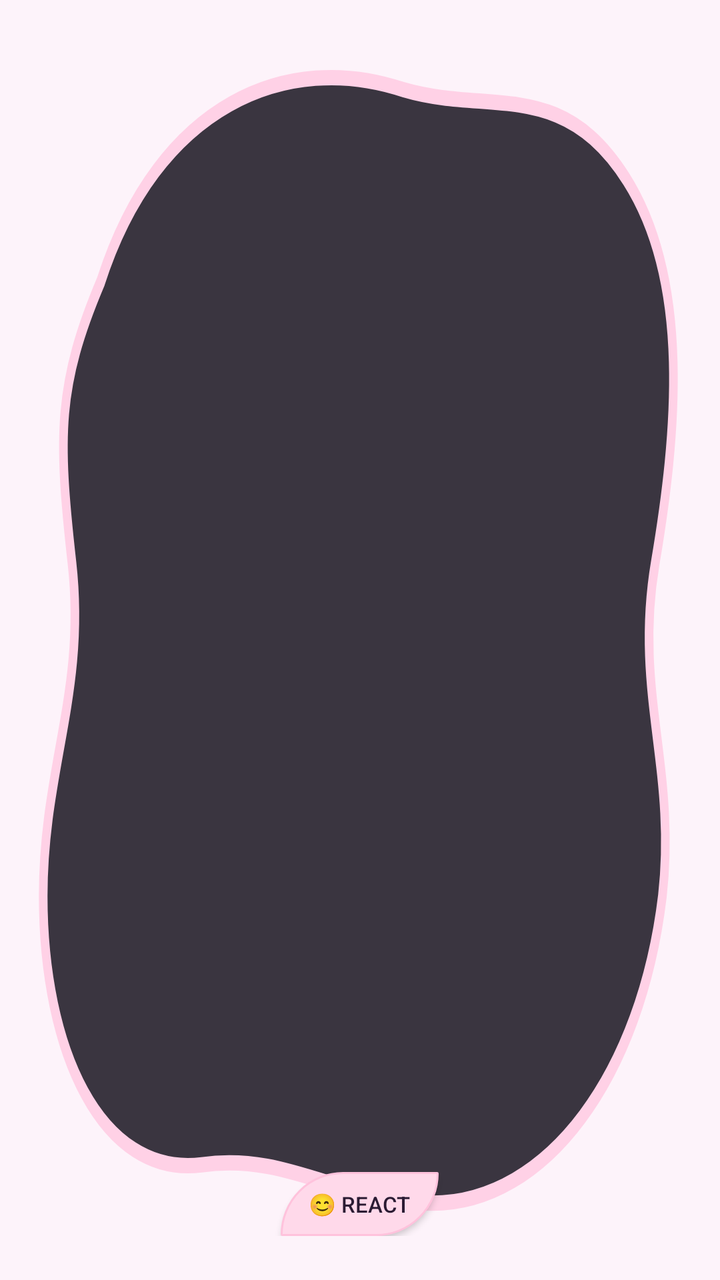
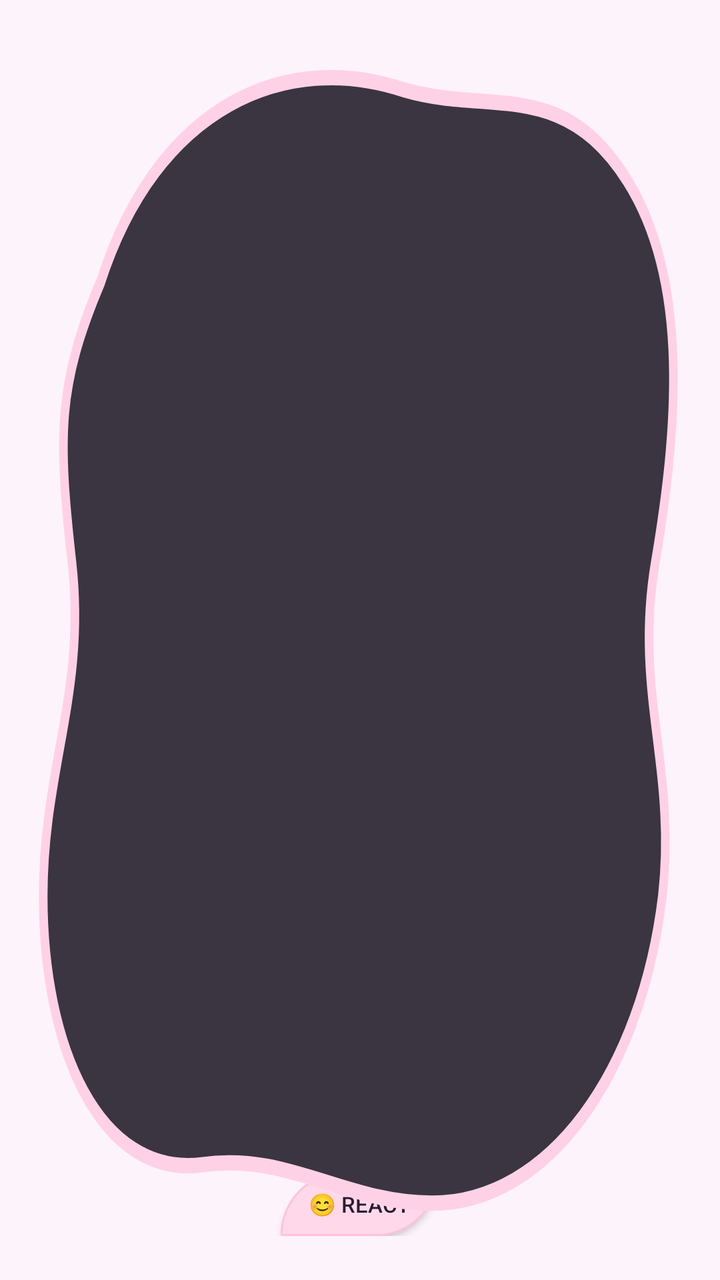

Before-and-after screenshots of an Android layout around one commit, followed by the original layout XML and the change that was made.
<!-- AndroidManifest.xml: application theme Theme.Glimpse -->
<!-- res/layout/widget_shaped_message.xml -->
<?xml version="1.0" encoding="utf-8"?>
<RelativeLayout
    xmlns:android="http://schemas.android.com/apk/res/android"
    android:layout_width="match_parent"
    android:layout_height="match_parent">

    <ImageView
        android:layout_width="match_parent"
        android:layout_height="match_parent"
        android:src="@drawable/widget_blob_shape"
        android:scaleType="fitXY"
        android:contentDescription="@null" />

    <LinearLayout
        android:id="@+id/widget_root"
        android:layout_width="match_parent"
        android:layout_height="match_parent"
        android:layout_margin="22dp"
        android:orientation="vertical"
        android:gravity="center">

        <TextView
            android:id="@+id/shaped_author_name"
            android:layout_width="match_parent"
            android:layout_height="wrap_content"
            android:gravity="center"
            android:textSize="11sp"
            android:textColor="@color/text_secondary" />

        <ImageView
            android:id="@+id/shaped_message_photo"
            android:layout_width="match_parent"
            android:layout_height="0dp"
            android:layout_weight="1"
            android:layout_marginVertical="4dp"
            android:scaleType="centerCrop"
            android:background="@drawable/widget_photo_mask"
            android:clipToOutline="true"
            android:contentDescription="@null" />

        <TextView
            android:id="@+id/shaped_message_content"
            android:layout_width="match_parent"
            android:layout_height="0dp"
            android:layout_weight="1"
            android:layout_marginVertical="6dp"
            android:gravity="center"
            android:maxLines="4"
            android:ellipsize="end"
            android:textColor="@color/text_primary"
            android:autoSizeTextType="uniform"
            android:autoSizeMinTextSize="14sp"
            android:autoSizeMaxTextSize="72sp"
            android:autoSizeStepGranularity="2sp" />

        <Button
            android:id="@+id/btn_react"
            android:layout_width="wrap_content"
            android:layout_height="32dp"
            android:minWidth="0dp"
            android:paddingHorizontal="14dp"
            android:background="@drawable/bg_widget_button"
            android:text="@string/widget_react_button"
            android:textSize="11sp"
            android:textColor="@color/text_primary" />
    </LinearLayout>
</RelativeLayout>
<!-- resources referenced by this layout -->
<resources>
  <color name="text_primary">#2B1B33</color>
  <color name="text_secondary">#6B5A73</color>
  <!-- drawable bg_widget_button (drawable) -->
  <?xml version="1.0" encoding="utf-8"?>
  <shape xmlns:android="http://schemas.android.com/apk/res/android"
      android:shape="rectangle">
      <solid android:color="@color/button_bg" />
      <stroke
          android:width="1dp"
          android:color="@color/chip_border" />
      <corners
          android:topLeftRadius="999dp"
          android:bottomRightRadius="999dp"
          android:topRightRadius="10dp"
          android:bottomLeftRadius="10dp" />
  </shape>
  <!-- drawable widget_blob_shape (drawable) -->
  <?xml version="1.0" encoding="utf-8"?>
  <vector xmlns:android="http://schemas.android.com/apk/res/android"
      android:width="200dp"
      android:height="200dp"
      android:viewportWidth="100"
      android:viewportHeight="100">
      <path
          android:pathData="M14,22 C22,8 40,4 56,7 C68,9 78,6 87,14 C96,22 94,34 91,44 C88,54 94,60 92,70 C89,84 76,94 60,94 C48,94 40,90 28,91 C14,92 6,82 6,70 C6,60 12,54 10,44 C8,34 8,30 14,22 Z"
          android:fillColor="@color/widget_bg_dark"
          android:strokeColor="@color/widget_border"
          android:strokeWidth="1.2" />
  </vector>
  <!-- drawable widget_photo_mask (drawable) -->
  <?xml version="1.0" encoding="utf-8"?>
  <shape xmlns:android="http://schemas.android.com/apk/res/android"
      android:shape="rectangle">
      <solid android:color="@android:color/transparent" />
      <corners android:radius="18dp" />
  </shape>
  <string name="widget_react_button">😊 React</string>
  <style name="Theme.Glimpse" parent="android:Theme.Material.Light.NoActionBar">
          <item name="android:statusBarColor">@color/primary</item>
          <item name="android:colorBackground">@color/background</item>
      </style>
  <color name="button_bg">#FFD9EA</color>
  <color name="chip_border">#FFC2DC</color>
  <color name="widget_bg_dark">#3A3540</color>
  <color name="widget_border">#FFD1E6</color>
  <color name="primary">#FF6FA5</color>
  <color name="background">#FDF3FA</color>
</resources>

<!-- the commit's change to res/layout/widget_shaped_message.xml (unified diff, before → after) -->
@@ -4,12 +4,7 @@
     android:layout_width="match_parent"
     android:layout_height="match_parent">
 
-    <ImageView
-        android:layout_width="match_parent"
-        android:layout_height="match_parent"
-        android:src="@drawable/widget_blob_shape"
-        android:scaleType="fitXY"
-        android:contentDescription="@null" />
+
 
     <LinearLayout
         android:id="@+id/widget_root"
@@ -64,4 +59,10 @@
             android:textSize="11sp"
             android:textColor="@color/text_primary" />
     </LinearLayout>
+    <ImageView
+        android:layout_width="match_parent"
+        android:layout_height="match_parent"
+        android:src="@drawable/widget_blob_shape"
+        android:scaleType="fitXY"
+        android:contentDescription="@null" />
 </RelativeLayout>
